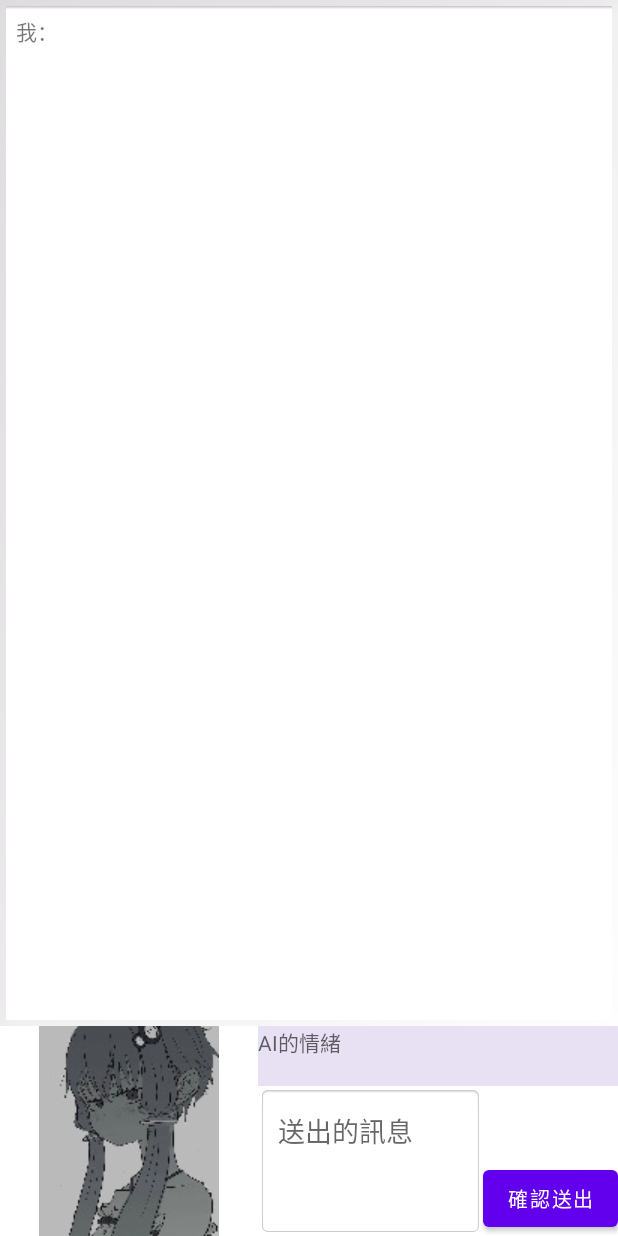
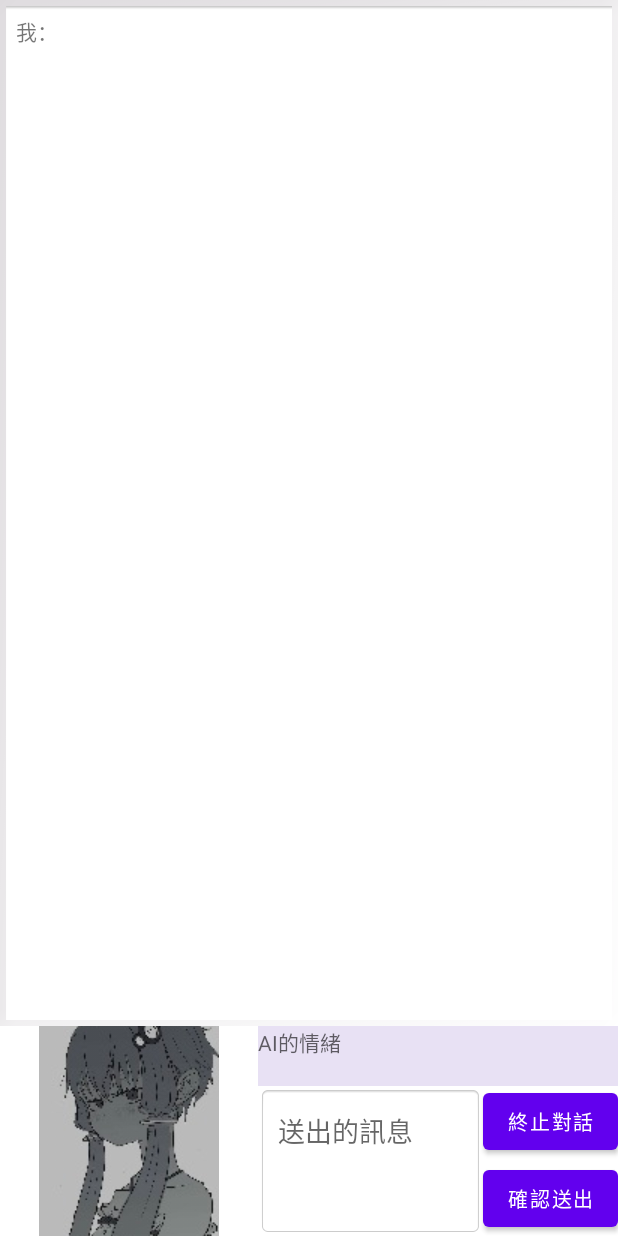
Before and after one commit to jismayScarlet/Attendant_Project, an Android app: the screen it shows after launch (AITalkerLayout), after a tap on "確認送出", on a phone screen of 412 x 824 dp. Run offline under Robolectric (Android 15) with nearby library versions, the phone set to English and light mode, and no system bars.

Commit message:
簡單對話功能完成 可以記得當期的對話內容

```diff
--- a/app/build.gradle.kts
+++ b/app/build.gradle.kts
@@ -26,8 +26,8 @@ android {
         }
     }
     compileOptions {
-        sourceCompatibility = JavaVersion.VERSION_1_8
-        targetCompatibility = JavaVersion.VERSION_1_8
+        sourceCompatibility = JavaVersion.VERSION_17
+        targetCompatibility = JavaVersion.VERSION_17
     }
 }
 
@@ -40,7 +40,7 @@ dependencies {
     testImplementation(libs.junit)
     androidTestImplementation(libs.ext.junit)
     androidTestImplementation(libs.espresso.core)
-    implementation("org.springframework.boot:spring-boot-starter-web")
+//    implementation("org.springframework.boot:spring-boot-starter-web:3.1.4") //spring boot的引入工具
 
     /* chatGPT API對接依賴*/
     implementation("com.squareup.okhttp3:okhttp:4.12.0")// OkHttp
--- a/app/src/main/AndroidManifest.xml
+++ b/app/src/main/AndroidManifest.xml
@@ -34,7 +34,6 @@
         <activity android:name=".time_task.DocumentationControl"/>
         <activity android:name=".chatgpt_conectort.AITalkerLayout"/>
         <activity android:name=".chatgpt_conectort.ChatGPTClient"/>
-        <activity android:name=".chatgpt_conectort.ClientFileReader"/>
 
         <receiver android:name=".time_task.AlarmReceiver"
             android:exported="false"/>
--- a/app/src/main/java/com/example/attendant_project/chatgpt_conectort/AITalkerLayout.java
+++ b/app/src/main/java/com/example/attendant_project/chatgpt_conectort/AITalkerLayout.java
@@ -1,7 +1,8 @@
 package com.example.attendant_project.chatgpt_conectort;
 
+import android.app.AlertDialog;
 import android.content.Context;
-import android.content.Intent;
+import android.content.DialogInterface;
 import android.os.Bundle;
 import android.os.Handler;
 import android.os.HandlerThread;
@@ -9,30 +10,23 @@ import android.os.Looper;
 import android.text.Editable;
 import android.text.TextWatcher;
 import android.util.Log;
+import android.view.KeyEvent;
 import android.view.View;
 import android.widget.Button;
 import android.widget.EditText;
 import android.widget.ScrollView;
 import android.widget.TextView;
 
-import androidx.annotation.Nullable;
 import androidx.appcompat.app.AppCompatActivity;
 
 import com.example.attendant_project.R;
 
-import java.io.BufferedReader;
-import java.io.FileInputStream;
-import java.io.FileOutputStream;
-import java.io.IOException;
-import java.io.InputStreamReader;
-import java.nio.charset.StandardCharsets;
-
 public class AITalkerLayout extends AppCompatActivity {
-    Context context = this;
+    Context context = AITalkerLayout.this;
     private EditText et_chatBox;
     TextView tv_allMessage;
-    Button btn_confireAndSend;
-    String namePick = "aiChatStram";
+    Button btn_confireAndSend,btn_stopChatAndClear;
+
 
     HandlerThread AITalkerThread = new HandlerThread("AITalkerThread");//創建一個副thread
     private Handler handler;
@@ -40,7 +34,7 @@ public class AITalkerLayout extends AppCompatActivity {
     private Runnable inputFinishedRunnable;
     ScrollView scrollView;
     private String roleDate;
-    int requestcode = 1;
+
 
 
     @Override
@@ -50,6 +44,7 @@ public class AITalkerLayout extends AppCompatActivity {
         et_chatBox = findViewById(R.id.et_chatBox);
         tv_allMessage = findViewById(R.id.tv_allMessage);
         btn_confireAndSend = findViewById(R.id.btn_confireAndSend);
+        btn_stopChatAndClear = findViewById(R.id.btn_stopChatAndClear);
         findViewById(R.id.constraintlayout).requestFocus();
         scrollView = findViewById(R.id.scrollView);
 
@@ -59,13 +54,21 @@ public class AITalkerLayout extends AppCompatActivity {
         handler.post(inputFinishedRunnable);
         handler2.post(checkGPTRespone);
 
-        Intent getSystemRoleSet = new Intent(this, ClientFileReader.class);
-        startActivityForResult(getSystemRoleSet,requestcode);
+
+        roleDate = new ClientFileReader().getChatMemery(AITalkerLayout.this);
+        tv_allMessage.setText(new ClientFileReader().readTextFromFile(AITalkerLayout.this));Log.d("talker box", "過往紀錄初始完畢");
 
         chatBoxChangeWatcher();
-        readTextFromFile();Log.d("talker box", "過往紀錄初始完畢");
+
+
+        chatBoxPushDownEnterKey();
         messageSendButton();
+        stopAndClearChat();
 
+        scrollView.post(() -> {
+            scrollView.smoothScrollTo(0, tv_allMessage.getBottom());
+            Log.d("scroll","success");
+        });
     }
 
     @Override
@@ -75,16 +78,8 @@ public class AITalkerLayout extends AppCompatActivity {
         AITalkerThread.quitSafely();
     }
 
-    @Override
-    protected void onActivityResult(int requestCode, int resultCode, @Nullable Intent data) {
-        super.onActivityResult(requestCode, resultCode, data);
-        if (requestCode == requestcode && resultCode == RESULT_OK) {
-            if (data != null) {
-                roleDate = data.getStringExtra("roleDate");
-                ChatGPTClient.callChatGPTSetSystemRole(roleDate);
-            }
-        }
-    }
+
+
 
     private void chatBoxChangeWatcher() {
         tv_allMessage.addTextChangedListener(new TextWatcher() {
@@ -100,7 +95,7 @@ public class AITalkerLayout extends AppCompatActivity {
                     handler.removeCallbacks(inputFinishedRunnable);
                 }
                 inputFinishedRunnable = () -> {
-                    saveTextToFile(context, namePick, s.toString());
+                    new ClientFileReader().saveTextToFile(context, s.toString());
 //                    Log.d("Talker box", "輸入完成: " + s.toString() + "\n");
 
                 };
@@ -108,6 +103,42 @@ public class AITalkerLayout extends AppCompatActivity {
             }
         });
     }
+
+
+
+    //////送出訊息
+    private void chatBoxPushDownEnterKey(){
+        et_chatBox.setOnKeyListener((v, keyCode, event) -> {
+            if (event.getAction() == KeyEvent.ACTION_DOWN) {
+                if (keyCode == KeyEvent.KEYCODE_ENTER) {
+                    messageSendRule();
+                    Log.d("Key", "按下 Enter 鍵");
+                    return true; // 表示已處理事件，不再冒泡
+                }
+            }
+            return false;
+        });
+    }
+    private void messageSendButton(){
+        btn_confireAndSend.setOnClickListener(new View.OnClickListener() {
+            String message;
+            @Override
+            public void onClick(View v) {
+                messageSendRule();
+            }
+        });
+    }
+
+    private void messageSendRule(){//傳送訊息的規則
+        String message;
+        tv_allMessage.append( "我： " + et_chatBox.getText() + "\n");
+        message = String.valueOf(et_chatBox.getText());
+        ChatGPTClient.sendMessage(AITalkerLayout.this,message, roleDate);//簡易帶有system的訊息傳送函數}
+        et_chatBox.setText(null);
+    }
+
+
+    //////送出訊息
 
     String lastString = "0",nowString = "1";
     private Runnable checkGPTRespone = new Runnable() {
@@ -121,63 +152,47 @@ public class AITalkerLayout extends AppCompatActivity {
                     uiHandler.post(new Runnable() {
                         @Override
                         public void run() {
-                            tv_allMessage.append("助手： " + nowString + "\n");
+                            tv_allMessage.append("助手： " + nowString + "\n \n");
                         }
                     });
                     lastString = nowString;
 
                     // 延遲執行以等候 TextView 完成排版
                     // 滑動到底位置
-                    scrollView.post(() -> {
+
+                    scrollView.postDelayed(() -> {
                     scrollView.smoothScrollTo(0, tv_allMessage.getBottom());
                     Log.d("scroll","success");
-                    });
+                    },500);
                 }
             }
          handler.postDelayed(this,1000);
         }
     };
 
-    private void messageSendButton(){
-        btn_confireAndSend.setOnClickListener(new View.OnClickListener() {
-            String message;
+
+    private void stopAndClearChat(){
+        btn_stopChatAndClear.setOnClickListener(new View.OnClickListener() {
             @Override
             public void onClick(View v) {
-                tv_allMessage.append( "我： " + et_chatBox.getText() + "\n");
-                message = String.valueOf(et_chatBox.getText());
-                ChatGPTClient.callChatGPTInBackground(message);
-                et_chatBox.setText(null);
+                new AlertDialog.Builder(AITalkerLayout.this)
+                        .setTitle("終止並清除現在的話題")
+                        .setMessage("將無法復原，你確定嗎?")
+                        .setNegativeButton("取消", null)
+                        .setPositiveButton("確定", new DialogInterface.OnClickListener() {
+                            @Override
+                            public void onClick(DialogInterface dialog, int which) {
+                                tv_allMessage.setText("");
+                                ChatGPTClient.setChatRound(0);
+                                //中止內容的繼續引用
+                            }
+                        }).show();
             }
         });
     }
 
 
 
-    private void saveTextToFile(Context context, String fileName, String content) {
-        try (FileOutputStream fos = context.openFileOutput(fileName, Context.MODE_PRIVATE)) {
-            fos.write(content.getBytes(StandardCharsets.UTF_8));
-            fos.flush();
-        } catch (IOException e) {
-            Log.e("儲存", "儲存檔案失敗: " + e.getMessage());
-        }
-    }
 
-    private void readTextFromFile() {//開啟軟體時讀取字串
-        if ( tv_allMessage == null) {
-            Log.e("儲存", "無效的索引或 TextInputEditText 陣列");
-            return;
-        }
-        StringBuilder builder = new StringBuilder();
-        try (FileInputStream fis = context.openFileInput(namePick);
-             BufferedReader reader = new BufferedReader(new InputStreamReader(fis))) {
-            String line;
-            while ((line = reader.readLine()) != null) {
-                builder.append(line).append("\n");
-            }
-        } catch (IOException e) {
-            Log.e("儲存", "讀取檔案失敗: " + e.getMessage());
-        }
-        tv_allMessage.setText(builder.toString());
-    }
 
 }
--- a/app/src/main/java/com/example/attendant_project/chatgpt_conectort/ChatGPTClient.java
+++ b/app/src/main/java/com/example/attendant_project/chatgpt_conectort/ChatGPTClient.java
@@ -1,7 +1,7 @@
 package com.example.attendant_project.chatgpt_conectort;
 
 
-import android.app.Activity;
+import android.content.Context;
 import android.util.Log;
 
 import org.json.JSONArray;
@@ -18,22 +18,38 @@ import okhttp3.Request;
 import okhttp3.RequestBody;
 import okhttp3.Response;
 
-public class ChatGPTClient extends Activity {
+public class ChatGPTClient {
 // API name:firstYukari
+    /*
+    * 實現所有AI邏輯的地方
+    *
+    *
+    * */
     private static final String API_KEY = "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";
     private static final String API_URL = "https://api.openai.com/v1/chat/completions";
+
 
     private static final OkHttpClient client = new OkHttpClient();
     private static final ExecutorService executor = Executors.newSingleThreadExecutor();
     static String jsonResponseContent;
+    static int chatRound = 0;//對話次數
 
 
-
-
-    public static void callChatGPTInBackground(String message) {//讓網路工作從背景執行續出發
-        executor.execute(() -> {
+    //由這邊進行對話的邏輯判斷
+    public static void sendMessage(Context context, String message, String system){
+        executor.execute(() -> {//讓網路工作從背景執行續出發
             try {
-                sendMessage(message);
+                if(chatRound == 0){
+                    jsonResponseContent = basicSendMessage(message,system);
+                    chatRound += 1;
+                    Log.i("chat state","first chat");
+                }
+                else{
+                    jsonResponseContent = chatContinue(message,system,new ClientFileReader().readTextFromFile(context));
+                    chatRound += 1;
+                    Log.i("chat state","normal continue");
+                }
+                Log.i("chat","round " + chatRound);
             } catch (IOException e) {
                 e.printStackTrace();
             } catch (JSONException e) {
@@ -42,21 +58,9 @@ public class ChatGPTClient extends Activity {
         });
     }
 
-    public static void callChatGPTSetSystemRole(String message){
-        executor.execute(() -> {
-            try {
-                firstCharactorSet(message);
-            } catch (IOException e) {
-                e.printStackTrace();
-            } catch (JSONException e) {
-                throw new RuntimeException(e);
-            }
-        });
-    }
-
-    private static void firstCharactorSet(String system) throws IOException, JSONException{
+    private static String basicSendMessage(String message,String system) throws IOException, JSONException{
         if (system == null || system.trim().isEmpty()) {
-            system = "你是一位友善的 AI 助手。"; // 預設 System Prompt
+            system = "你沒有正確載入角色設定，你現在是具什麼都不回應的空殼"; // 預設 System Prompt
             Log.w("GPT post", "system prompt 為 null，套用預設值");
         }
         JSONObject messageObjectSet = new JSONObject()
@@ -65,7 +69,7 @@ public class ChatGPTClient extends Activity {
 
         JSONObject messageObjectSet2 = new JSONObject()
                 .put("role","user")
-                .put("content","你了解我給你的設定就回應我: ＂知道了,Master＂");
+                .put("content",message);
 
         JSONObject jsonSet = new JSONObject()
                 .put("model", "gpt-4.1-nano") // 或 "gpt-3.5-turbo"
@@ -85,7 +89,65 @@ public class ChatGPTClient extends Activity {
         try (Response responseSet = client.newCall(requestSet).execute()) {
             if (!responseSet.isSuccessful()) {
                 Log.d("GPT post","Error: " + responseSet.code() + " - " + responseBody );
-                return;
+            }else if(responseSet.isSuccessful()){
+                responseBody = responseSet.body().string();
+                Log.i("GPT post","角色設定推送成功");
+            }
+        }
+
+//        String responseBody = responseSet.body().string();
+        JSONObject jsonResponse = new JSONObject(responseBody);
+        JSONArray choices = jsonResponse.getJSONArray("choices");
+        JSONObject firstChoice = choices.getJSONObject(0);
+        JSONObject messageResponse = firstChoice.getJSONObject("message");
+        String content;
+        if (messageResponse.has("content")) {
+            content = messageResponse.getString("content");
+        }else{
+            content = "系統：回應不存在";
+        }
+
+        Log.i("GPT Response","final content: " + content);
+        Log.i("GPT Response","origin response\n" + responseBody);
+
+        return content;
+    }
+
+    private static String chatContinue(String message,String system,String assistant) throws IOException, JSONException{
+        if (system == null || system.trim().isEmpty()) {
+            system = "你沒有正確載入角色設定，你現在是具什麼都不回應的空殼"; // 預設 System Prompt
+            Log.w("GPT post", "system prompt 為 null，套用預設值");
+        }
+        JSONObject messageObjectSystem = new JSONObject()
+                .put("role","system")
+                .put("content",system);
+
+        JSONObject messageObjectUser = new JSONObject()
+                .put("role","user")
+                .put("content",message);
+
+        JSONObject messageObjectAssistant = new JSONObject()
+                .put("role","assistant")
+                .put("content",assistant);
+
+        JSONObject jsonSet = new JSONObject()
+                .put("model", "gpt-4.1-nano") // 或 "gpt-3.5-turbo"
+                .put("messages", new org.json.JSONArray().put(messageObjectSystem).put(messageObjectUser));
+
+        RequestBody bodySet = RequestBody.create(
+                jsonSet.toString(),
+                MediaType.get("application/json")
+        );
+
+        Request requestSet = new Request.Builder()
+                .url(API_URL)
+                .header("Authorization", "Bearer " + API_KEY)
+                .post(bodySet)
+                .build();
+        String responseBody = null;
+        try (Response responseSet = client.newCall(requestSet).execute()) {
+            if (!responseSet.isSuccessful()) {
+                Log.d("GPT post","Error: " + responseSet.code() + " - " + responseBody );
             }else if(responseSet.isSuccessful()){
                 responseBody = responseSet.body().string();
                 Log.i("GPT post","初始角色設定推送成功");
@@ -107,53 +169,11 @@ public class ChatGPTClient extends Activity {
         Log.i("GPT Response","final content: " + content);
         Log.i("GPT Response","origin response\n" + responseBody);
 
-
+        return content;
     }
 
-    private static void sendMessage(String message) throws IOException, JSONException {
-        JSONObject messageObject = new JSONObject()
-                .put("role", "user")
-                .put("content", message);
-
-        JSONObject json = new JSONObject()
-                .put("model", "gpt-4.1-nano") // 或 "gpt-3.5-turbo"
-                .put("messages", new org.json.JSONArray().put(messageObject));
-
-        RequestBody body = RequestBody.create(
-                json.toString(),
-                MediaType.get("application/json")
-        );
-
-        Request request = new Request.Builder()
-                .url(API_URL)
-                .header("Authorization", "Bearer " + API_KEY)
-                .post(body)
-                .build();
-
-        try (Response response = client.newCall(request).execute()) {
-            if (!response.isSuccessful()) {
-                Log.d("GPT post","Error: " + response.code() + " - " + response.body().string());
-                return;
-            }else if(response.isSuccessful()){
-            Log.i("GPT post","對話送出成功");
-        }
-
-            String responseBody = response.body().string();
-            JSONObject jsonResponse = new JSONObject(responseBody);
-            JSONArray choices = jsonResponse.getJSONArray("choices");
-            JSONObject firstChoice = choices.getJSONObject(0);
-            JSONObject messageResponse = firstChoice.getJSONObject("message");
-            String content;
-            if (messageResponse.has("content")) {
-                content = messageResponse.getString("content");
-            }else{
-                content = "系統：回應不存在";
-            }
-            jsonResponseContent = content;
-
-            Log.i("GPT Response","final content: " + content);
-            Log.i("GPT Response","origin response\n" + responseBody);
-        }
+    static public void setChatRound(int i){
+        chatRound = i;
     }
 
     static public String getResponed(){
--- a/app/src/main/java/com/example/attendant_project/chatgpt_conectort/ClientFileReader.java
+++ b/app/src/main/java/com/example/attendant_project/chatgpt_conectort/ClientFileReader.java
@@ -1,31 +1,29 @@
 package com.example.attendant_project.chatgpt_conectort;
 
-import android.app.Activity;
-import android.content.Intent;
-import android.os.Bundle;
-
-import androidx.annotation.Nullable;
+import android.content.Context;
+import android.util.Log;
 
 import com.example.attendant_project.R;
 
 import java.io.BufferedReader;
+import java.io.FileInputStream;
+import java.io.FileOutputStream;
 import java.io.IOException;
 import java.io.InputStream;
 import java.io.InputStreamReader;
 import java.nio.charset.StandardCharsets;
 
-public class ClientFileReader extends Activity {
+public class ClientFileReader {
     String line = null;
+    private final String fileName = "aiChatStram";//當前對話紀錄
     private String resolut = null;
-    @Override
-    protected void onCreate(@Nullable Bundle savedInstanceState) {
-        super.onCreate(savedInstanceState);
 
 
-        InputStream inputStream = getResources().openRawResource(R.raw.system_role_set);
+
+    public String getChatMemery(Context context){
+        InputStream inputStream = context.getResources().openRawResource(R.raw.system_role_set);
         BufferedReader reader = new BufferedReader(new InputStreamReader(inputStream, StandardCharsets.UTF_8));
         StringBuilder content = new StringBuilder();
-
         try {
             while ((line = reader.readLine()) != null) {
                 content.append(line);
@@ -42,14 +40,32 @@ public class ClientFileReader extends Activity {
         }
         resolut = content.toString();
 
-        Intent resultIntent = new Intent();
-        resultIntent.putExtra("roleDate",resolut);
-        setResult(Activity.RESULT_OK,resultIntent);
-        finish();
+        return  resolut;
     }
 
 
 
+    public void saveTextToFile(Context context, String content) {
+        try (FileOutputStream fos = context.openFileOutput(fileName, Context.MODE_PRIVATE)) {
+            fos.write(content.getBytes(StandardCharsets.UTF_8));
+            fos.flush();
+        } catch (IOException e) {
+            Log.e("儲存", "儲存檔案失敗: " + e.getMessage());
+        }
+    }
 
+    public String readTextFromFile(Context context) {//開啟軟體時讀取字串
+        StringBuilder builder = new StringBuilder();
+        try (FileInputStream fis = context.openFileInput(fileName);
+             BufferedReader reader = new BufferedReader(new InputStreamReader(fis))) {
+            String line;
+            while ((line = reader.readLine()) != null) {
+                builder.append(line).append("\n");
+            }
+        } catch (IOException e) {
+            Log.e("儲存", "讀取檔案失敗: " + e.getMessage());
+        }
 
+        return builder.toString();
+    }
 }
--- a/app/src/main/java/com/example/attendant_project/time_task/TimeTask.java
+++ b/app/src/main/java/com/example/attendant_project/time_task/TimeTask.java
@@ -1,5 +1,6 @@
 package com.example.attendant_project.time_task;
 
+import android.annotation.SuppressLint;
 import android.app.AlertDialog;
 import android.app.TimePickerDialog;
 import android.content.Context;
@@ -15,7 +16,6 @@ import android.widget.CheckedTextView;
 import android.widget.CompoundButton;
 import android.widget.EditText;
 import android.widget.ImageButton;
-import android.widget.ScrollView;
 import android.widget.Switch;
 import android.widget.TextView;
 import android.widget.TimePicker;
@@ -419,9 +419,13 @@ public class TimeTask extends AppCompatActivity {
                 uriSet = data.getData();
                 PrefsManager.putMusicSet(getApplicationContext(),"customization_music",uriSet.toString());
                 // 取得並保留 URI 存取權限
+                @SuppressLint("WrongConstant")
                 final int takeFlags = data.getFlags() &
                         (Intent.FLAG_GRANT_READ_URI_PERMISSION | Intent.FLAG_GRANT_WRITE_URI_PERMISSION);//取得久持權限
                 TimeTask.this.getContentResolver().takePersistableUriPermission(uriSet, takeFlags);
+
+
+
                 Log.i("setMusic uri", uriSet.toString());
             } else {
                 tv_ringtone1.setText("鈴聲設定失敗!");
--- a/app/src/main/res/layout/ai_taker.xml
+++ b/app/src/main/res/layout/ai_taker.xml
@@ -22,6 +22,7 @@
             android:layout_height="100dp"
             android:backgroundTint="#00FFFFFF"
             android:hint="送出的訊息"
+            android:textColor="@color/black"
             app:layout_constraintBottom_toBottomOf="parent"
             app:layout_constraintEnd_toStartOf="@+id/btn_confireAndSend" />
     </ScrollView>
@@ -78,4 +79,17 @@
         app:layout_constraintTop_toBottomOf="@+id/scrollView"
         app:layout_constraintVertical_bias="1.0"
         app:srcCompat="@drawable/default_image" />
+
+    <Button
+        android:id="@+id/btn_stopChatAndClear"
+        android:layout_width="90dp"
+        android:layout_height="50dp"
+        android:layout_marginBottom="1dp"
+        android:autoSizeTextType="uniform"
+        android:gravity="center"
+        android:text="終止對話"
+        android:textSize="12sp"
+        app:layout_constraintBottom_toTopOf="@+id/btn_confireAndSend"
+        app:layout_constraintEnd_toEndOf="@+id/btn_confireAndSend"
+        app:layout_constraintStart_toStartOf="@+id/btn_confireAndSend" />
 </androidx.constraintlayout.widget.ConstraintLayout>
--- a/gradle.properties
+++ b/gradle.properties
@@ -19,3 +19,4 @@ android.useAndroidX=true
 # resources declared in the library itself and none from the library's dependencies,
 # thereby reducing the size of the R class for that library
 android.nonTransitiveRClass=true
+org.gradle.java.home=C:\\Program Files\\Java\\jdk-17
```
Also changed, not shown: app/src/main/java/com/example/attendant_project/time_task/PeriodicTaskHandler.java (+8 -1 lines), app/src/main/res/raw/system_role_set.txt (+9 -4 lines), gradle/wrapper/gradle-wrapper.properties.
